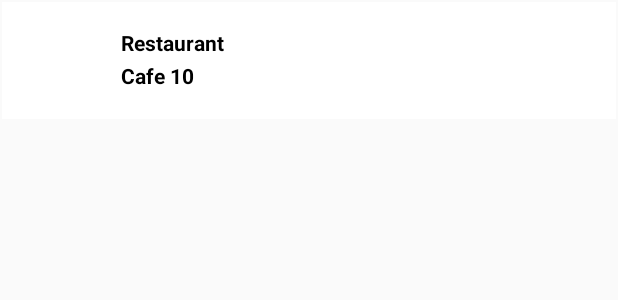
After one commit to allusai/TravelApp, an Android app: the layout schedule_item.xml on its own in the app's theme, with its tools: preview values and no code run, on a phone screen of 412 x 824 dp. The commit adds this screen. Shown: the top 300 px of the screen. Run offline under Robolectric (Android 15) with nearby library versions, the phone set to English and light mode, and no system bars.

Commit message:
Updated second activity page to have a second RecyclerView and display only the favorite or starred items

```diff
--- /dev/null
+++ b/app/src/main/res/layout/schedule_item.xml
@@ -0,0 +1,49 @@
+<?xml version="1.0" encoding="utf-8"?>
+<LinearLayout xmlns:android="http://schemas.android.com/apk/res/android"
+    xmlns:app="http://schemas.android.com/apk/res-auto"
+    android:layout_width="match_parent"
+    android:layout_height="wrap_content"
+    android:layout_margin="1dp"
+    android:background="#ffffff"
+    android:orientation="horizontal"
+    android:padding="8dp">
+
+    <ImageView
+        android:id="@+id/photo"
+        android:layout_width="62dp"
+        android:layout_height="62dp" />
+
+    <LinearLayout
+        android:layout_width="223dp"
+        android:layout_height="wrap_content"
+        android:orientation="vertical"
+        android:padding="8dp">
+
+        <TextView
+            android:id="@+id/category"
+            android:layout_width="208dp"
+            android:layout_height="match_parent"
+            android:padding="1dp"
+            android:text="Restaurant"
+            android:textColor="#000000"
+            android:textSize="14sp"
+            android:textStyle="bold" />
+
+        <TextView
+            android:id="@+id/restaurantName"
+            android:layout_width="208dp"
+            android:layout_height="match_parent"
+            android:padding="1dp"
+            android:text="Cafe 10"
+            android:textColor="#000000"
+            android:textSize="14sp"
+            android:textStyle="bold" />
+
+    </LinearLayout>
+
+    <TextView
+        android:id="@+id/scheduledTime"
+        android:layout_width="70dp"
+        android:layout_height="match_parent" />
+
+</LinearLayout>
--- a/app/src/main/res/values/strings.xml
+++ b/app/src/main/res/values/strings.xml
@@ -8,6 +8,7 @@
     <string name="search_button">Go</string>
     <string name="alarmContentDescription">This is an alarm button which launches a picker</string>
     <string name="schedule_button_text">Open Your Schedule</string>
+    <string name="second_activity_text">These are your favorite locations</string>
     <string-array name="cities">
         <item>Paris</item>
         <item>London</item>
```
Also changed, not shown: app/src/main/java/com/example/travelapp/QueryMaker.java (+22 -12 lines), app/src/main/java/com/example/travelapp/ScheduleAdapter.java (added, +83 -0 lines), app/src/main/java/com/example/travelapp/ViewScheduleActivity.java (+22 -1 lines), app/src/main/res/layout/activity_view_schedule.xml (+16 -1 lines).
